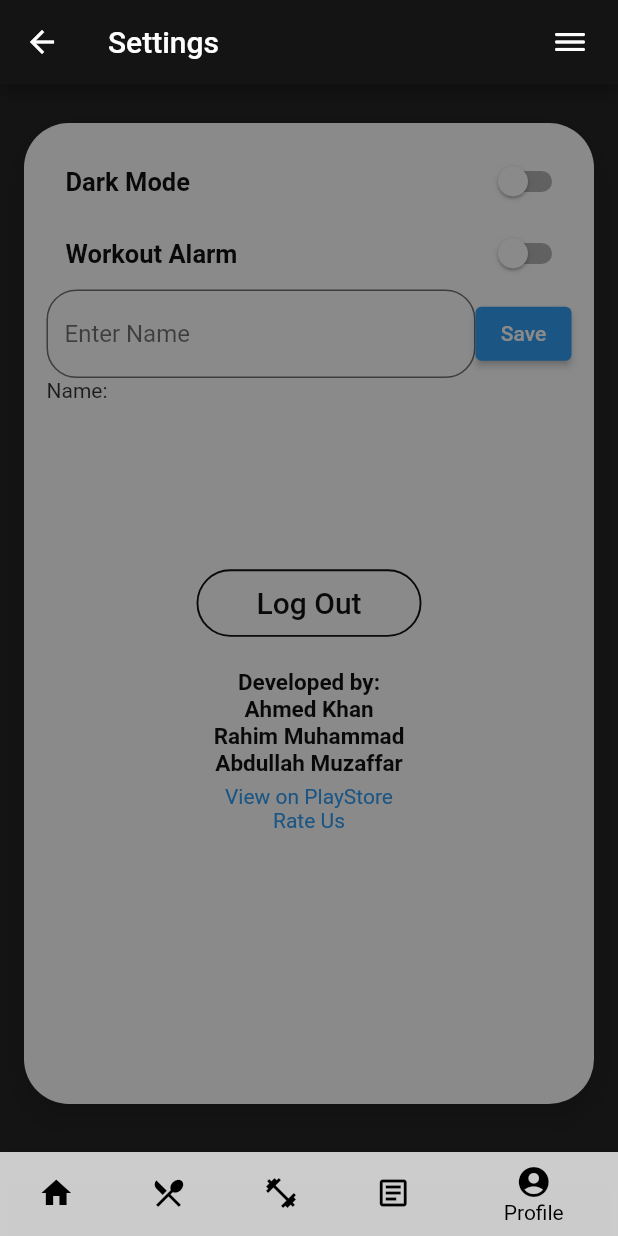
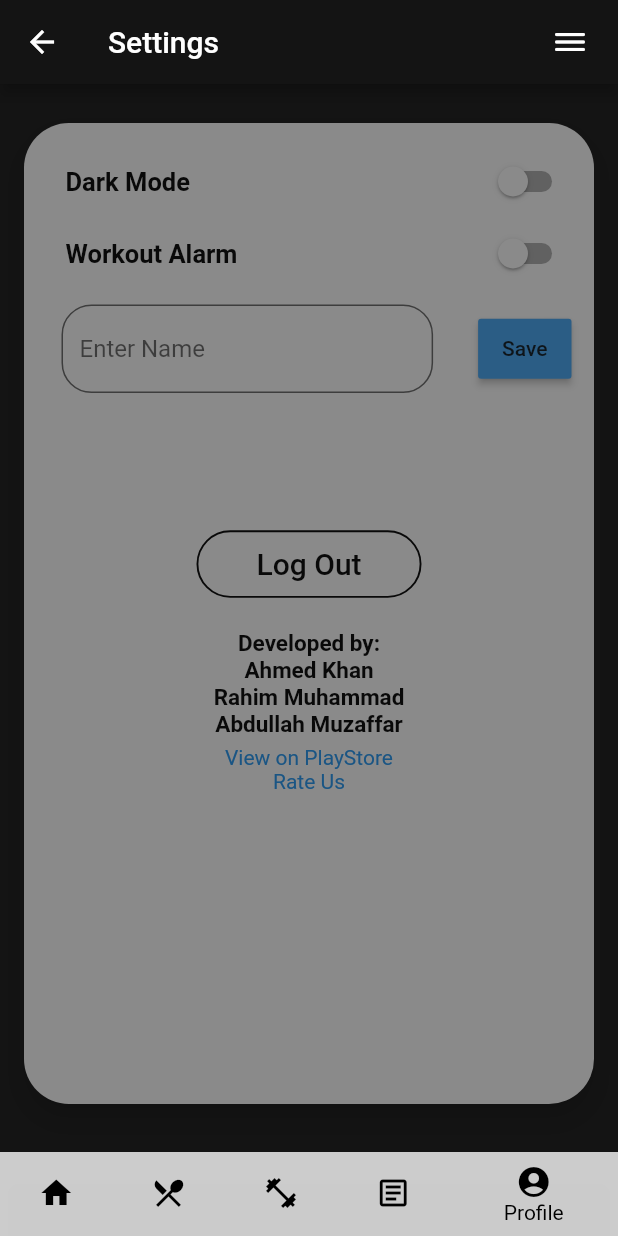
Before and after one commit to samuzaffar99/WorkoutTracker, a Flutter app: the SettingsPage screen opened directly with empty values, on a phone screen of 412 x 824 dp. Run offline on Flutter 3.47's test engine with Material 2 defaults, Android fonts, the phone set to English and light mode, and no system bars; our stand-ins replace date_time_picker, dio, pie_chart; missing offline and left inert: crypt, mongo_dart; accounts and stored records are empty.

Commit message:
update
minor fix settings

```diff
--- a/idk/workout_tracker_app/lib/pages/ui_settings.dart
+++ b/idk/workout_tracker_app/lib/pages/ui_settings.dart
@@ -125,6 +125,8 @@ class _SettingsPageState extends State<SettingsPage> {
                               mainAxisAlignment: MainAxisAlignment.spaceBetween,
                               children: [
                                 Expanded(
+                                  child: Padding(
+                                    padding: EdgeInsets.fromLTRB(10, 10, 30, 10),
                                     child: TextField(
                                         controller: nameController,
                                         decoration: InputDecoration(
@@ -138,10 +140,13 @@ class _SettingsPageState extends State<SettingsPage> {
                                       hintText: 'Enter Name',
                                       filled: true,
                                       fillColor: Colors.white.withAlpha(200),
-
                                     )),
                                   ),
-                                ElevatedButton(
+                                ),
+                                MaterialButton(
+                                  minWidth: 5,
+                                  height: 40,
+                                  color: Colors.blue[400],
                                   child: Text('Save'),
                                   onPressed: () {
                                     widget.user.name= nameController.text;
@@ -150,14 +155,14 @@ class _SettingsPageState extends State<SettingsPage> {
                                 ),
                               ],
                             ),
-                            Row(
-                              mainAxisAlignment: MainAxisAlignment.spaceBetween,
-                              children: [
-                                Text("Name: ${widget.user.name}"),
-                              ],
-                            ),
+                            // Row(
+                            //   mainAxisAlignment: MainAxisAlignment.spaceBetween,
+                            //   children: [
+                            //     Text("Name: ${widget.user.name}"),
+                            //   ],
+                            // ),
                             SizedBox(
-                              height: 110,
+                              height: 80,
                             ),
                             Row(
                               mainAxisAlignment: MainAxisAlignment.center,
```
Lines whose indentation alone changed are shown as unchanged.
